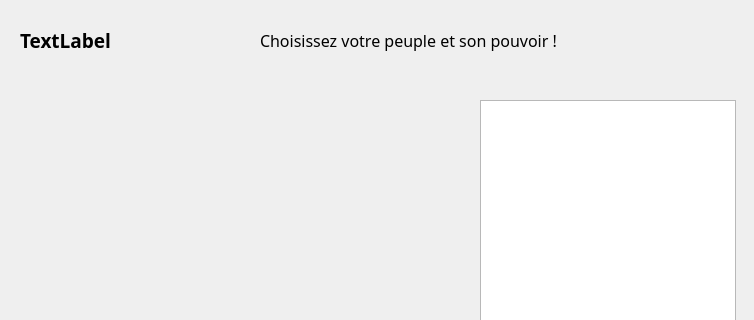
Old version of the form warCPP/selectnationpowerwindows.ui in the repository jcambray/ProjetWarCPP; both pictures show x 0 to 754 and y 0 to 320 of the 754 by 517 pixel window.
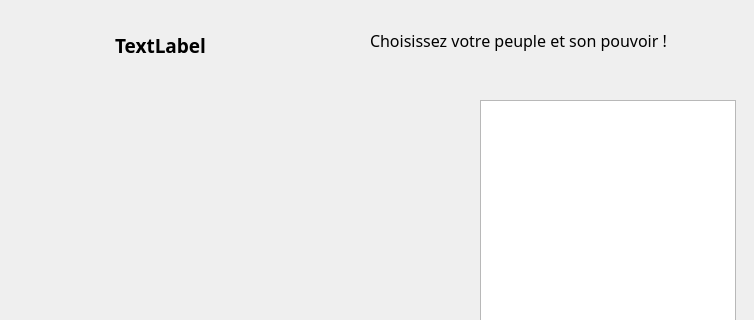
New version of the form. Icons and pictures are not drawn.

```diff
--- a/warCPP/selectnationpowerwindows.ui
+++ b/warCPP/selectnationpowerwindows.ui
@@ -19,10 +19,10 @@
   <widget class="QLabel" name="labelJoueur">
    <property name="geometry">
     <rect>
-     <x>20</x>
-     <y>20</y>
-     <width>221</width>
-     <height>41</height>
+     <x>60</x>
+     <y>30</y>
+     <width>201</width>
+     <height>31</height>
     </rect>
    </property>
    <property name="font">
@@ -33,14 +33,20 @@
      <bold>true</bold>
     </font>
    </property>
+   <property name="styleSheet">
+    <string notr="true">background-image: url(:/fond/images/panneau2.png);</string>
+   </property>
    <property name="text">
     <string>TextLabel</string>
    </property>
+   <property name="alignment">
+    <set>Qt::AlignCenter</set>
+   </property>
   </widget>
   <widget class="QLabel" name="labelTitre">
    <property name="geometry">
     <rect>
-     <x>260</x>
+     <x>370</x>
      <y>20</y>
      <width>361</width>
      <height>41</height>
@@ -182,6 +188,31 @@
     <string/>
    </property>
   </widget>
+  <widget class="QLabel" name="label">
+   <property name="geometry">
+    <rect>
+     <x>0</x>
+     <y>0</y>
+     <width>761</width>
+     <height>521</height>
+    </rect>
+   </property>
+   <property name="styleSheet">
+    <string notr="true">background-image: url(:/fond/images/selectPlayer (754x471).jpg);</string>
+   </property>
+   <property name="text">
+    <string/>
+   </property>
+  </widget>
+  <zorder>label</zorder>
+  <zorder>labelJoueur</zorder>
+  <zorder>labelTitre</zorder>
+  <zorder>listView</zorder>
+  <zorder>pushButton_2</zorder>
+  <zorder>pushChoisir</zorder>
+  <zorder>labelPower</zorder>
+  <zorder>labelImage</zorder>
+  <zorder>labelNation</zorder>
  </widget>
  <resources/>
  <connections>
```
Left out of the diff: 9 changed lines with no effect on the pictures.
